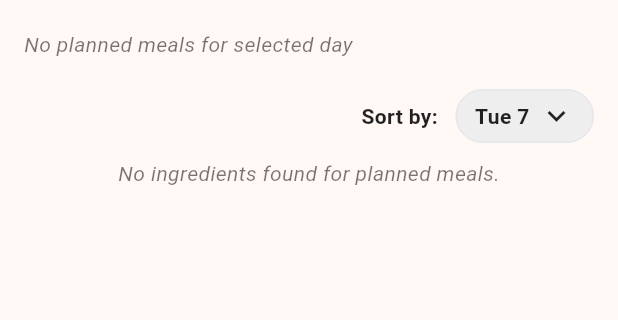
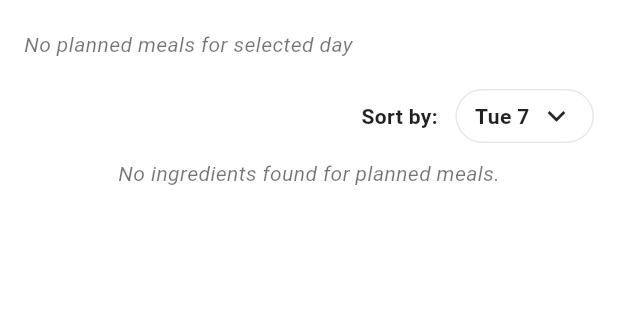
Before and after one commit to HuzaifaEjazDev/reciper_flow_techroz, a Flutter app: the GroceriesScreen screen opened directly, on a phone screen of 412 x 824 dp, the part 172-492 px from its top. Run offline on Flutter 3.47's test engine with Material 3 defaults, Android fonts, the phone set to English and light mode, and no system bars; our stand-ins replace cloud_firestore, firebase_auth, firebase_core, google_fonts, image_picker; accounts and stored records are empty.

Commit message:
minor UI enhancements

```diff
--- a/lib/views/screens/tabs/groceries_screen.dart
+++ b/lib/views/screens/tabs/groceries_screen.dart
@@ -43,6 +43,7 @@ class _GroceriesScreenState extends State<GroceriesScreen> {
   Widget build(BuildContext context) {
     return SafeArea(
       child: Scaffold(
+        backgroundColor: Colors.white,
         body: ListView(
           padding: const EdgeInsets.fromLTRB(16, 12, 16, 70),
           children: [
@@ -250,6 +251,7 @@ class _GroceriesScreenState extends State<GroceriesScreen> {
         const SizedBox(width: 8),
         PopupMenuButton<Object>(
           shape: RoundedRectangleBorder(borderRadius: BorderRadius.circular(12)),
+          color: Colors.white,
           onSelected: (value) {
             if (value is DateTime) {
               setState(() {
@@ -297,7 +299,7 @@ class _GroceriesScreenState extends State<GroceriesScreen> {
             height: 36,
             padding: const EdgeInsets.symmetric(horizontal: 12),
             decoration: BoxDecoration(
-              color: Colors.grey[200],
+              color: Colors.white,
               borderRadius: BorderRadius.circular(18),
               border: Border.all(color: const Color(0xFFE5E7EB)),
             ),
```
Also changed, not shown: lib/views/screens/add_recipe_by_user/planned_meals_screen.dart (+1 -12 lines).
